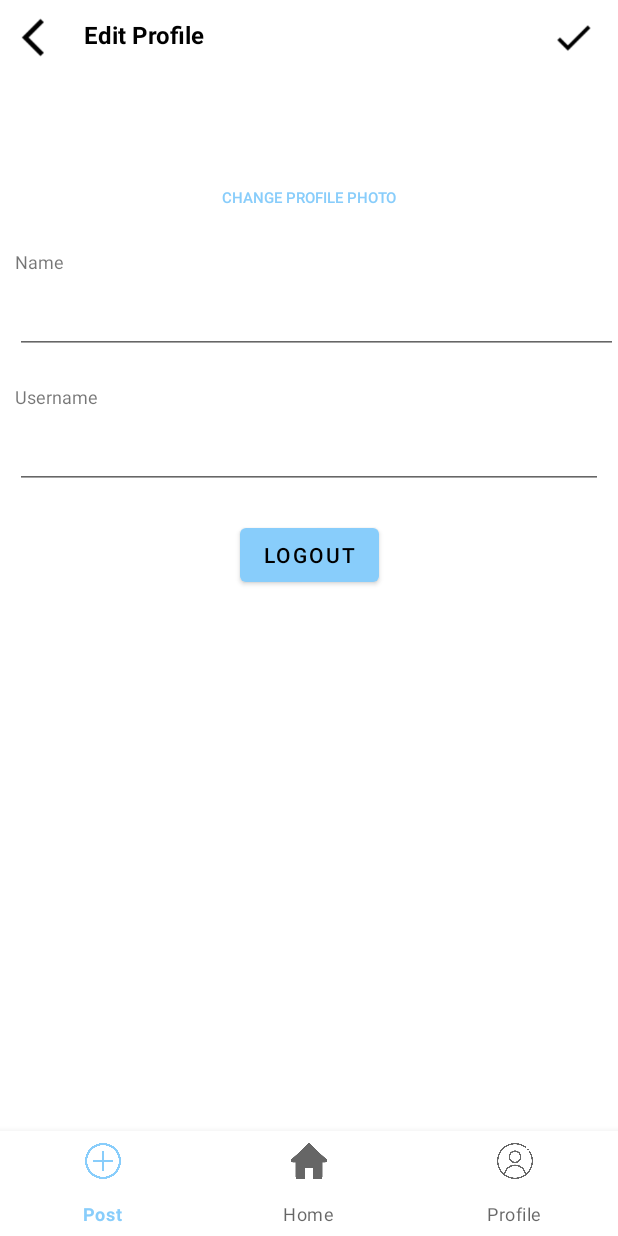
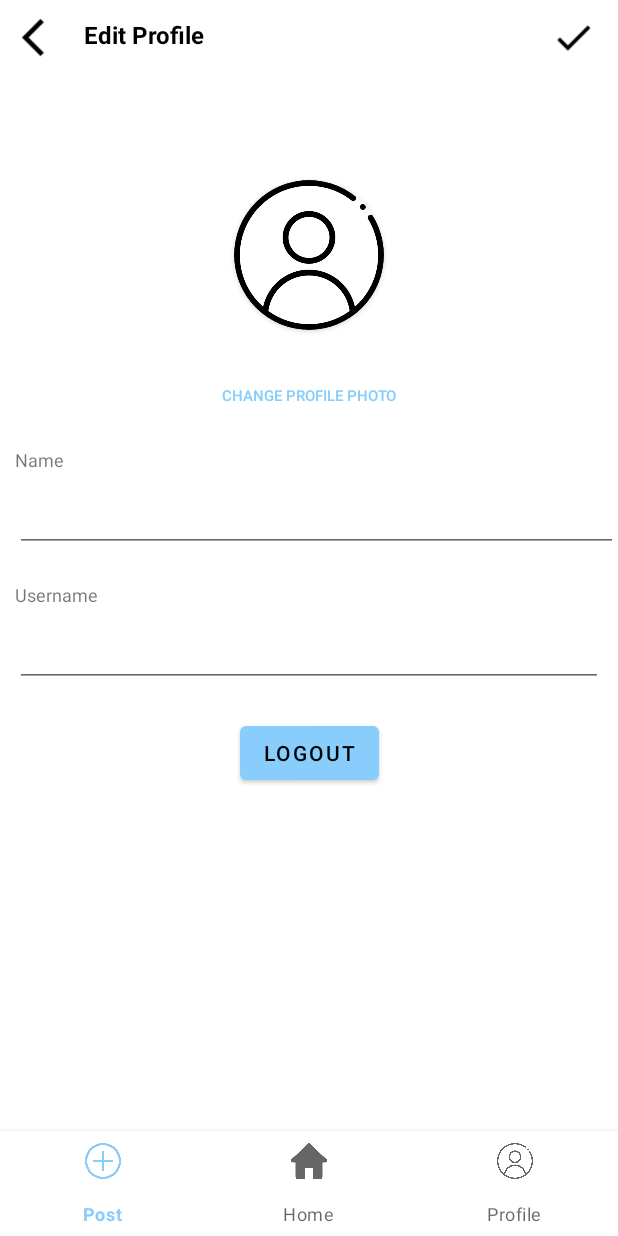
Before and after one commit to ben331/instagramX, an Android app: the MainActivity screen opened directly, with no data from a screen before it, after a tap on "CHANGE PROFILE PHOTO", on a phone screen of 412 x 824 dp. Run offline under Robolectric (Android 15) with nearby library versions, the phone set to English and light mode, and no system bars.

Commit message:
Card View Profile

```diff
--- a/app/src/main/java/com/example/instagramx/ProfileFragment.kt
+++ b/app/src/main/java/com/example/instagramx/ProfileFragment.kt
@@ -18,6 +18,11 @@ class ProfileFragment : Fragment() {
 
     lateinit var listener: OnDoneChanges
 
+    private val launcher = registerForActivityResult(
+        ActivityResultContracts.StartActivityForResult(),
+        ::onGalleryResult
+    )
+
     override fun onCreateView(
         inflater: LayoutInflater, container: ViewGroup?,
         savedInstanceState: Bundle?
@@ -30,14 +35,10 @@ class ProfileFragment : Fragment() {
         if(photo!=null)
             binding.profilePhoto.setImageURI(photo)
 
-
         binding.profileChangeBtn.setOnClickListener{
             val intent = Intent(Intent.ACTION_GET_CONTENT)
             intent.type = "image/*"
-            val launcher = registerForActivityResult(
-                ActivityResultContracts.StartActivityForResult(),
-                ::onGalleryResult
-            )
+
             launcher.launch(intent)
         }
 
--- a/app/src/main/res/layout/fragment_profile.xml
+++ b/app/src/main/res/layout/fragment_profile.xml
@@ -1,18 +1,13 @@
 <?xml version="1.0" encoding="utf-8"?>
+
+<ScrollView android:layout_height="match_parent"
+    android:layout_width="match_parent"
+    xmlns:android="http://schemas.android.com/apk/res/android">
 <androidx.constraintlayout.widget.ConstraintLayout xmlns:app="http://schemas.android.com/apk/res-auto"
     xmlns:tools="http://schemas.android.com/tools"
     android:layout_width="match_parent"
     android:layout_height="match_parent"
     xmlns:android="http://schemas.android.com/apk/res/android" >
-
-    <ImageView
-        android:id="@+id/profilePhoto"
-        android:layout_width="84dp"
-        android:layout_height="88dp"
-        app:layout_constraintEnd_toEndOf="parent"
-        app:layout_constraintStart_toStartOf="parent"
-        tools:layout_editor_absoluteY="80dp"
-        tools:srcCompat="@drawable/profile" />
 
     <Button
         android:id="@+id/profileChangeBtn"
@@ -25,7 +20,7 @@
         android:textSize="10sp"
         app:layout_constraintEnd_toEndOf="parent"
         app:layout_constraintStart_toStartOf="parent"
-        app:layout_constraintTop_toBottomOf="@+id/profilePhoto" />
+        app:layout_constraintTop_toBottomOf="@+id/cardView" />
 
     <EditText
         android:id="@+id/profileName"
@@ -41,6 +36,31 @@
         app:layout_constraintEnd_toEndOf="parent"
         app:layout_constraintStart_toStartOf="parent"
         app:layout_constraintTop_toBottomOf="@+id/textView6" />
+
+    <androidx.cardview.widget.CardView
+        android:id="@+id/cardView"
+        android:layout_width="100dp"
+        android:layout_height="100dp"
+        android:layout_marginTop="80dp"
+        app:cardCornerRadius="60dp"
+        app:layout_constraintEnd_toEndOf="parent"
+        app:layout_constraintStart_toStartOf="parent"
+        app:layout_constraintTop_toBottomOf="@+id/profileTitle">
+
+        <androidx.constraintlayout.widget.ConstraintLayout
+            android:layout_width="match_parent"
+            android:layout_height="match_parent">
+
+            <ImageView
+                android:id="@+id/profilePhoto"
+                android:layout_width="100dp"
+                android:layout_height="100dp"
+                android:scaleType="centerCrop"
+                app:srcCompat="@drawable/profile"
+                tools:srcCompat="@drawable/profile" />
+        </androidx.constraintlayout.widget.ConstraintLayout>
+
+    </androidx.cardview.widget.CardView>
 
     <EditText
         android:id="@+id/profileUsername"
@@ -130,4 +150,7 @@
         app:layout_constraintEnd_toEndOf="parent"
         app:layout_constraintStart_toStartOf="parent"
         app:layout_constraintTop_toBottomOf="@+id/profileUsername" />
+
 </androidx.constraintlayout.widget.ConstraintLayout>
+
+</ScrollView>
--- a/app/src/main/res/values/themes.xml
+++ b/app/src/main/res/values/themes.xml
@@ -18,7 +18,9 @@
 
     //App_Name------------------------------------------------------------------------------
     <style name="AppName">
-
+        <item name="android:fontFamily">@font/billabong</item>
+        <item name="android:textSize">30dp</item>
+        <item name="android:gravity">center_vertical</item>
     </style>
 
     //Buttons------------------------------------------------------------------------------
```
Also changed, not shown: app/src/main/java/com/example/instagramx/MainActivity.kt (+31 -15 lines), app/src/main/java/com/example/instagramx/PostFragment.kt (+7 -17 lines), app/src/main/res/layout/fragment_post.xml (+4 -4 lines).
